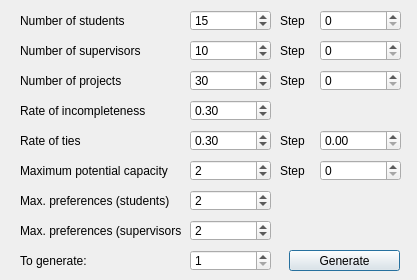
First picture: the form in datagenwindow.ui, repository zkvx28/spa-suite, before the edit.
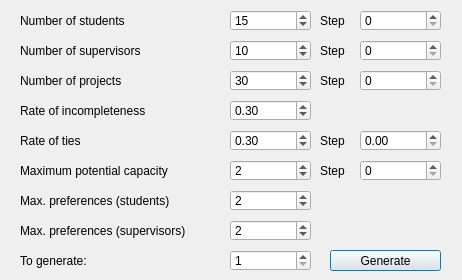
Second picture: the form after the edit. Icons and pictures are not drawn.

```diff
--- a/datagenwindow.ui
+++ b/datagenwindow.ui
@@ -6,7 +6,7 @@
    <rect>
     <x>0</x>
     <y>0</y>
-    <width>417</width>
+    <width>462</width>
     <height>280</height>
    </rect>
   </property>
@@ -46,7 +46,7 @@
   <widget class="QSpinBox" name="numStudentsVal">
    <property name="geometry">
     <rect>
-     <x>190</x>
+     <x>230</x>
      <y>10</y>
      <width>81</width>
      <height>21</height>
@@ -78,7 +78,7 @@
   <widget class="QSpinBox" name="numSupervisorsVal">
    <property name="geometry">
     <rect>
-     <x>190</x>
+     <x>230</x>
      <y>40</y>
      <width>81</width>
      <height>21</height>
@@ -110,7 +110,7 @@
   <widget class="QSpinBox" name="numProjectsVal">
    <property name="geometry">
     <rect>
-     <x>190</x>
+     <x>230</x>
      <y>70</y>
      <width>81</width>
      <height>21</height>
@@ -129,7 +129,7 @@
   <widget class="QDoubleSpinBox" name="incompletenessVal">
    <property name="geometry">
     <rect>
-     <x>190</x>
+     <x>230</x>
      <y>100</y>
      <width>81</width>
      <height>21</height>
@@ -161,7 +161,7 @@
   <widget class="QPushButton" name="pushButton">
    <property name="geometry">
     <rect>
-     <x>289</x>
+     <x>330</x>
      <y>250</y>
      <width>111</width>
      <height>21</height>
@@ -187,7 +187,7 @@
   <widget class="QDoubleSpinBox" name="tiesVal">
    <property name="geometry">
     <rect>
-     <x>190</x>
+     <x>230</x>
      <y>130</y>
      <width>81</width>
      <height>21</height>
@@ -208,7 +208,7 @@
     <rect>
      <x>20</x>
      <y>160</y>
-     <width>161</width>
+     <width>191</width>
      <height>21</height>
     </rect>
    </property>
@@ -219,7 +219,7 @@
   <widget class="QSpinBox" name="maxCapacityVal">
    <property name="geometry">
     <rect>
-     <x>190</x>
+     <x>230</x>
      <y>160</y>
      <width>81</width>
      <height>21</height>
@@ -240,7 +240,7 @@
     <rect>
      <x>20</x>
      <y>190</y>
-     <width>161</width>
+     <width>191</width>
      <height>21</height>
     </rect>
    </property>
@@ -253,7 +253,7 @@
     <rect>
      <x>20</x>
      <y>220</y>
-     <width>161</width>
+     <width>201</width>
      <height>21</height>
     </rect>
    </property>
@@ -264,7 +264,7 @@
   <widget class="QSpinBox" name="studentMaxPrefVal">
    <property name="geometry">
     <rect>
-     <x>190</x>
+     <x>230</x>
      <y>190</y>
      <width>81</width>
      <height>21</height>
@@ -283,7 +283,7 @@
   <widget class="QSpinBox" name="supervisorMaxPrefVal">
    <property name="geometry">
     <rect>
-     <x>190</x>
+     <x>230</x>
      <y>220</y>
      <width>81</width>
      <height>21</height>
@@ -302,7 +302,7 @@
   <widget class="QSpinBox" name="numDatasetsVal">
    <property name="geometry">
     <rect>
-     <x>190</x>
+     <x>230</x>
      <y>250</y>
      <width>81</width>
      <height>21</height>
@@ -334,7 +334,7 @@
   <widget class="QLabel" name="stepLabel1">
    <property name="geometry">
     <rect>
-     <x>280</x>
+     <x>320</x>
      <y>10</y>
      <width>41</width>
      <height>21</height>
@@ -347,7 +347,7 @@
   <widget class="QLabel" name="stepLabel2">
    <property name="geometry">
     <rect>
-     <x>280</x>
+     <x>320</x>
      <y>40</y>
      <width>41</width>
      <height>21</height>
@@ -360,7 +360,7 @@
   <widget class="QLabel" name="stepLabel3">
    <property name="geometry">
     <rect>
-     <x>280</x>
+     <x>320</x>
      <y>70</y>
      <width>41</width>
      <height>21</height>
@@ -373,7 +373,7 @@
   <widget class="QSpinBox" name="studentsStepVal">
    <property name="geometry">
     <rect>
-     <x>320</x>
+     <x>360</x>
      <y>10</y>
      <width>81</width>
      <height>21</height>
@@ -392,7 +392,7 @@
   <widget class="QSpinBox" name="supervisorsStepVal">
    <property name="geometry">
     <rect>
-     <x>320</x>
+     <x>360</x>
      <y>40</y>
      <width>81</width>
      <height>21</height>
@@ -411,7 +411,7 @@
   <widget class="QSpinBox" name="projectsStepVal">
    <property name="geometry">
     <rect>
-     <x>320</x>
+     <x>360</x>
      <y>70</y>
      <width>81</width>
      <height>21</height>
@@ -430,7 +430,7 @@
   <widget class="QDoubleSpinBox" name="tiesStepVal">
    <property name="geometry">
     <rect>
-     <x>320</x>
+     <x>360</x>
      <y>130</y>
      <width>81</width>
      <height>21</height>
@@ -449,7 +449,7 @@
   <widget class="QLabel" name="stepLabel4">
    <property name="geometry">
     <rect>
-     <x>280</x>
+     <x>320</x>
      <y>130</y>
      <width>41</width>
      <height>21</height>
@@ -462,7 +462,7 @@
   <widget class="QLabel" name="stepLabel5">
    <property name="geometry">
     <rect>
-     <x>280</x>
+     <x>320</x>
      <y>160</y>
      <width>41</width>
      <height>21</height>
@@ -475,7 +475,7 @@
   <widget class="QSpinBox" name="capacityStepVal">
    <property name="geometry">
     <rect>
-     <x>320</x>
+     <x>360</x>
      <y>160</y>
      <width>81</width>
      <height>21</height>
```
